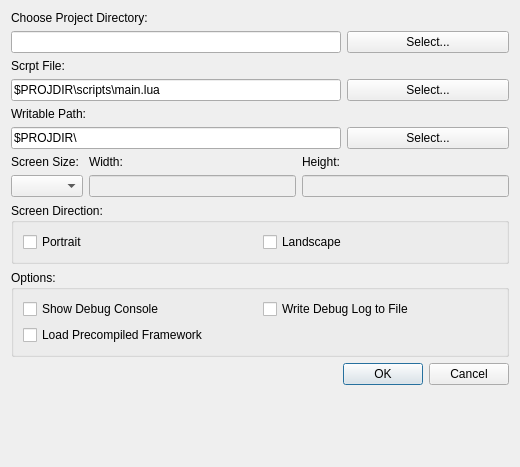
Before: the Qt Designer form player/proj.qt/projectconfigui.ui in chukong/quick-cocos2d-x, drawn with Qt 5.
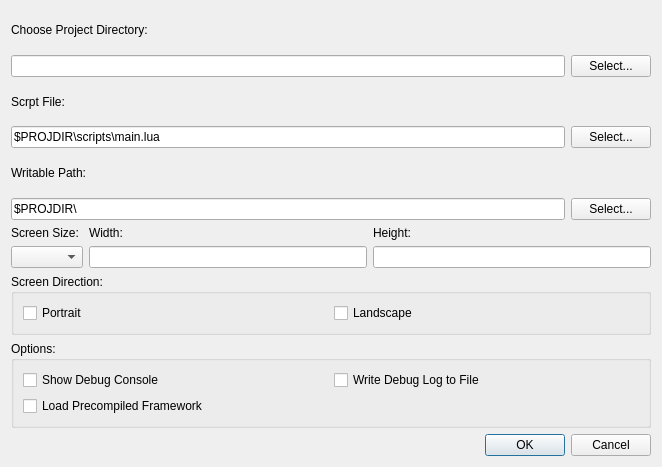
After: the same form once the commit is applied.

```diff
--- a/player/proj.qt/projectconfigui.ui
+++ b/player/proj.qt/projectconfigui.ui
@@ -6,7 +6,7 @@
    <rect>
     <x>0</x>
     <y>0</y>
-    <width>520</width>
+    <width>662</width>
     <height>467</height>
    </rect>
   </property>
@@ -15,10 +15,121 @@
   </property>
   <layout class="QGridLayout" name="gridLayout_5">
    <item row="0" column="0">
-    <layout class="QVBoxLayout" name="verticalLayout">
-     <item>
       <layout class="QGridLayout" name="gridLayout_4">
-       <item row="7" column="0" colspan="3">
+     <item row="0" column="0">
+      <widget class="QLabel" name="label">
+       <property name="text">
+        <string>Choose Project Directory:</string>
+       </property>
+      </widget>
+     </item>
+     <item row="1" column="0" colspan="2">
+      <layout class="QHBoxLayout" name="horizontalLayout">
+       <item>
+        <widget class="QLineEdit" name="projectDir"/>
+       </item>
+       <item>
+        <widget class="QPushButton" name="projectDirButton">
+         <property name="text">
+          <string>Select...</string>
+         </property>
+        </widget>
+       </item>
+      </layout>
+     </item>
+     <item row="2" column="0">
+      <widget class="QLabel" name="label_2">
+       <property name="text">
+        <string>Scrpt File:</string>
+       </property>
+      </widget>
+     </item>
+     <item row="3" column="0" colspan="2">
+      <layout class="QHBoxLayout" name="horizontalLayout_2">
+       <item>
+        <widget class="QLineEdit" name="scriptFileName">
+         <property name="text">
+          <string>$PROJDIR\scripts\main.lua</string>
+         </property>
+        </widget>
+       </item>
+       <item>
+        <widget class="QPushButton" name="scriptFileNameButton">
+         <property name="text">
+          <string>Select...</string>
+         </property>
+        </widget>
+       </item>
+      </layout>
+     </item>
+     <item row="4" column="0">
+      <widget class="QLabel" name="label_3">
+       <property name="text">
+        <string>Writable Path:</string>
+       </property>
+      </widget>
+     </item>
+     <item row="5" column="0" colspan="2">
+      <layout class="QHBoxLayout" name="horizontalLayout_3">
+       <item>
+        <widget class="QLineEdit" name="writablePath">
+         <property name="text">
+          <string>$PROJDIR\</string>
+         </property>
+        </widget>
+       </item>
+       <item>
+        <widget class="QPushButton" name="writeablePathButton">
+         <property name="text">
+          <string>Select...</string>
+         </property>
+        </widget>
+       </item>
+      </layout>
+     </item>
+     <item row="6" column="0" colspan="2">
+      <layout class="QGridLayout" name="gridLayout_2">
+       <item row="0" column="0">
+        <widget class="QLabel" name="label_4">
+         <property name="text">
+          <string>Screen Size:</string>
+         </property>
+        </widget>
+       </item>
+       <item row="0" column="1">
+        <widget class="QLabel" name="label_5">
+         <property name="text">
+          <string>Width:</string>
+         </property>
+        </widget>
+       </item>
+       <item row="0" column="2">
+        <widget class="QLabel" name="label_6">
+         <property name="text">
+          <string>Height:</string>
+         </property>
+        </widget>
+       </item>
+       <item row="1" column="0">
+        <widget class="QComboBox" name="screenSizeComboBox"/>
+       </item>
+       <item row="1" column="1">
+        <widget class="QLineEdit" name="screenWidth">
+         <property name="enabled">
+          <bool>true</bool>
+         </property>
+        </widget>
+       </item>
+       <item row="1" column="2">
+        <widget class="QLineEdit" name="screenHeight">
+         <property name="enabled">
+          <bool>true</bool>
+         </property>
+        </widget>
+       </item>
+      </layout>
+     </item>
+     <item row="7" column="0" colspan="2">
         <widget class="QGroupBox" name="groupBox">
          <property name="title">
           <string>Screen Direction:</string>
@@ -41,7 +152,7 @@
          </layout>
         </widget>
        </item>
-       <item row="8" column="0" colspan="3">
+     <item row="8" column="0" colspan="2">
         <widget class="QGroupBox" name="groupBox_2">
          <property name="title">
           <string>Options:</string>
@@ -92,94 +203,7 @@
          </layout>
         </widget>
        </item>
-       <item row="5" column="2">
-        <widget class="QPushButton" name="writeablePathButton">
-         <property name="text">
-          <string>Select...</string>
-         </property>
-        </widget>
-       </item>
-       <item row="1" column="2">
-        <widget class="QPushButton" name="projectDirButton">
-         <property name="text">
-          <string>Select...</string>
-         </property>
-        </widget>
-       </item>
-       <item row="3" column="2">
-        <widget class="QPushButton" name="scriptFileNameButton">
-         <property name="text">
-          <string>Select...</string>
-         </property>
-        </widget>
-       </item>
-       <item row="0" column="0">
-        <widget class="QLabel" name="label">
-         <property name="text">
-          <string>Choose Project Directory:</string>
-         </property>
-        </widget>
-       </item>
-       <item row="2" column="0">
-        <widget class="QLabel" name="label_2">
-         <property name="text">
-          <string>Scrpt File:</string>
-         </property>
-        </widget>
-       </item>
-       <item row="1" column="0" colspan="2">
-        <widget class="QLineEdit" name="projectDir"/>
-       </item>
-       <item row="6" column="0" colspan="3">
-        <layout class="QGridLayout" name="gridLayout_2">
-         <item row="0" column="0">
-          <widget class="QLabel" name="label_4">
-           <property name="text">
-            <string>Screen Size:</string>
-           </property>
-          </widget>
-         </item>
-         <item row="0" column="1">
-          <widget class="QLabel" name="label_5">
-           <property name="text">
-            <string>Width:</string>
-           </property>
-          </widget>
-         </item>
-         <item row="0" column="2">
-          <widget class="QLabel" name="label_6">
-           <property name="text">
-            <string>Height:</string>
-           </property>
-          </widget>
-         </item>
-         <item row="1" column="0">
-          <widget class="QComboBox" name="screenSizeComboBox"/>
-         </item>
-         <item row="1" column="1">
-          <widget class="QLineEdit" name="screenWidth">
-           <property name="enabled">
-            <bool>false</bool>
-           </property>
-          </widget>
-         </item>
-         <item row="1" column="2">
-          <widget class="QLineEdit" name="screenHeight">
-           <property name="enabled">
-            <bool>false</bool>
-           </property>
-          </widget>
-         </item>
-        </layout>
-       </item>
-       <item row="4" column="0">
-        <widget class="QLabel" name="label_3">
-         <property name="text">
-          <string>Writable Path:</string>
-         </property>
-        </widget>
-       </item>
-       <item row="9" column="1" colspan="2">
+     <item row="9" column="1">
         <widget class="QDialogButtonBox" name="buttonBox">
          <property name="orientation">
           <enum>Qt::Horizontal</enum>
@@ -188,35 +212,6 @@
           <set>QDialogButtonBox::Cancel|QDialogButtonBox::Ok</set>
          </property>
         </widget>
-       </item>
-       <item row="5" column="0" colspan="2">
-        <widget class="QLineEdit" name="writablePath">
-         <property name="text">
-          <string>$PROJDIR\</string>
-         </property>
-        </widget>
-       </item>
-       <item row="3" column="0" colspan="2">
-        <widget class="QLineEdit" name="scriptFileName">
-         <property name="text">
-          <string>$PROJDIR\scripts\main.lua</string>
-         </property>
-        </widget>
-       </item>
-      </layout>
-     </item>
-     <item>
-      <spacer name="verticalSpacer">
-       <property name="orientation">
-        <enum>Qt::Vertical</enum>
-       </property>
-       <property name="sizeHint" stdset="0">
-        <size>
-         <width>20</width>
-         <height>40</height>
-        </size>
-       </property>
-      </spacer>
      </item>
     </layout>
    </item>
```
Lines whose indentation alone changed are shown as unchanged.
